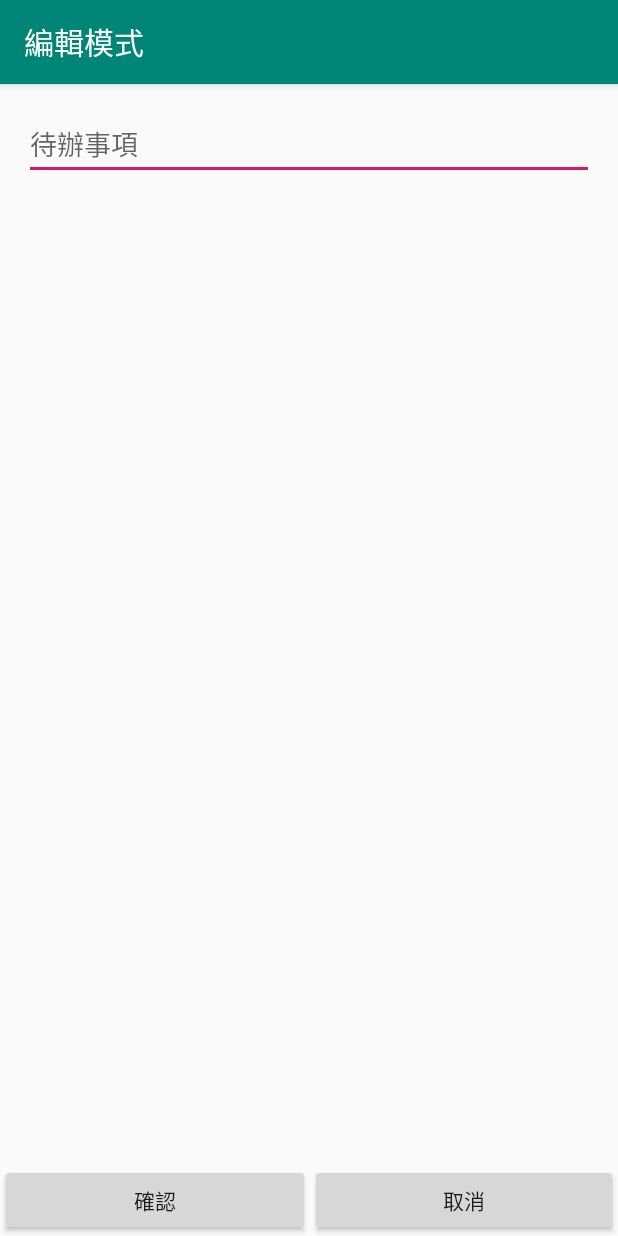
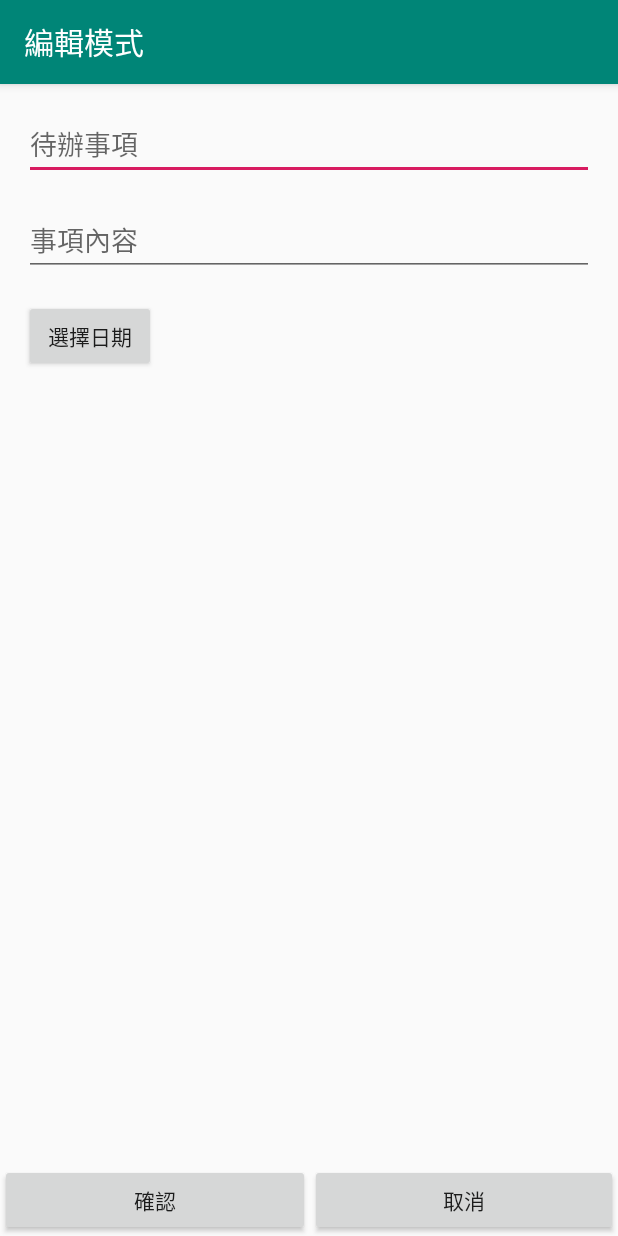
Before and after one commit to Aria-Lee/Kotlin-Everywhere-To-do-List, an Android app: the EditActivity screen opened directly, with no data from a screen before it, on a phone screen of 412 x 824 dp. Run offline under Robolectric (Android 15) with nearby library versions, the phone set to English and light mode, and no system bars.

```diff
--- a/app/src/main/java/com/example/kotlin_everywhere_to_do_list/Data.kt
+++ b/app/src/main/java/com/example/kotlin_everywhere_to_do_list/Data.kt
@@ -1,3 +1,3 @@
 package com.example.kotlin_everywhere_to_do_list
 
-data class NoteData(val key: String, var title: String, var isSelected: Boolean = false)
+data class NoteData(val key: String, var title: String, var content: String, var date: String, var isSelected: Boolean = false)
--- a/app/src/main/java/com/example/kotlin_everywhere_to_do_list/MyAdapter.kt
+++ b/app/src/main/java/com/example/kotlin_everywhere_to_do_list/MyAdapter.kt
@@ -14,6 +14,7 @@ class MyAdapter: RecyclerView.Adapter<MyAdapter.MyViewHolder>() {
     interface ItemClickListener{
         fun toEdit(note:NoteData)
         fun selectNote(note: NoteData)
+        fun showNote(note: NoteData)
     }
 
     fun setItemClickListener(itemClickListenerImp: ItemClickListener){
@@ -46,6 +47,10 @@ class MyAdapter: RecyclerView.Adapter<MyAdapter.MyViewHolder>() {
             chkDelete.setOnClickListener {
                 itemClickListenerImp?.selectNote(note)
             }
+            itemView.setOnClickListener {
+                itemClickListenerImp?.showNote(note)
+
+            }
         }
     }
 
--- a/app/src/main/res/layout/activity_edit.xml
+++ b/app/src/main/res/layout/activity_edit.xml
@@ -12,7 +12,7 @@
             android:layout_height="wrap_content"
             android:inputType="textPersonName"
             android:ems="10"
-            android:id="@+id/edtText_edit"
+            android:id="@+id/edtText_Title"
             app:layout_constraintStart_toStartOf="parent"
             app:layout_constraintEnd_toEndOf="parent"
             app:layout_constraintTop_toTopOf="parent" android:hint="待辦事項" android:layout_marginTop="16dp"
@@ -38,4 +38,28 @@
             android:id="@+id/btn_cancel" app:layout_constraintStart_toEndOf="@+id/btn_confirm"
             app:layout_constraintEnd_toEndOf="parent"
             app:layout_constraintBottom_toBottomOf="parent"/>
+    <Button
+            android:text="選擇日期"
+            android:layout_width="wrap_content"
+            android:layout_height="wrap_content"
+            android:id="@+id/btn_choose_date"
+            app:layout_constraintStart_toStartOf="@+id/edtText_Title" android:layout_marginTop="16dp"
+            app:layout_constraintTop_toBottomOf="@+id/edtText_Content"/>
+    <TextView
+            android:layout_width="0dp"
+            android:layout_height="wrap_content"
+            android:id="@+id/tv_choosed_date" app:layout_constraintStart_toEndOf="@+id/btn_choose_date"
+            android:layout_marginStart="8dp"
+            app:layout_constraintTop_toTopOf="@+id/btn_choose_date"
+            app:layout_constraintBottom_toBottomOf="@+id/btn_choose_date"
+            app:layout_constraintEnd_toEndOf="@+id/edtText_Content" android:textSize="18sp"/>
+    <EditText
+            android:layout_width="0dp"
+            android:layout_height="wrap_content"
+            android:gravity="start|top"
+            android:ems="10"
+            android:id="@+id/edtText_Content"
+            app:layout_constraintStart_toStartOf="@+id/edtText_Title" android:layout_marginTop="16dp"
+            app:layout_constraintTop_toBottomOf="@+id/edtText_Title"
+            app:layout_constraintEnd_toEndOf="@+id/edtText_Title" android:singleLine="true" android:hint="事項內容"/>
 </android.support.constraint.ConstraintLayout>
```
Also changed, not shown: app/src/main/java/com/example/kotlin_everywhere_to_do_list/EditActivity.kt (+30 -7 lines), app/src/main/java/com/example/kotlin_everywhere_to_do_list/MainActivity.kt (+16 -1 lines).
